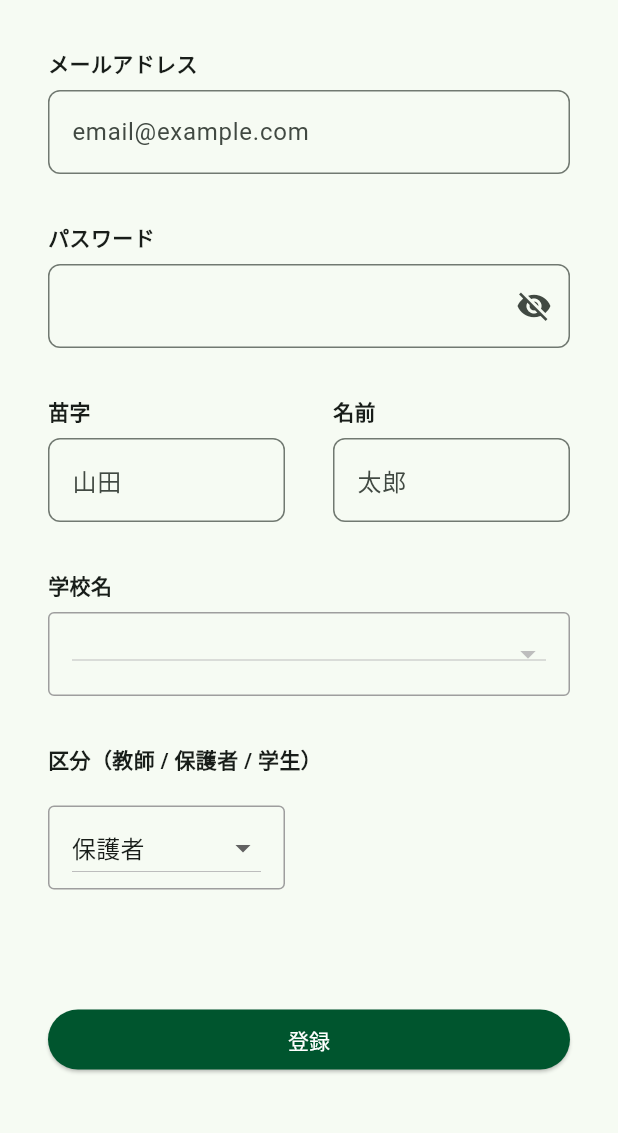
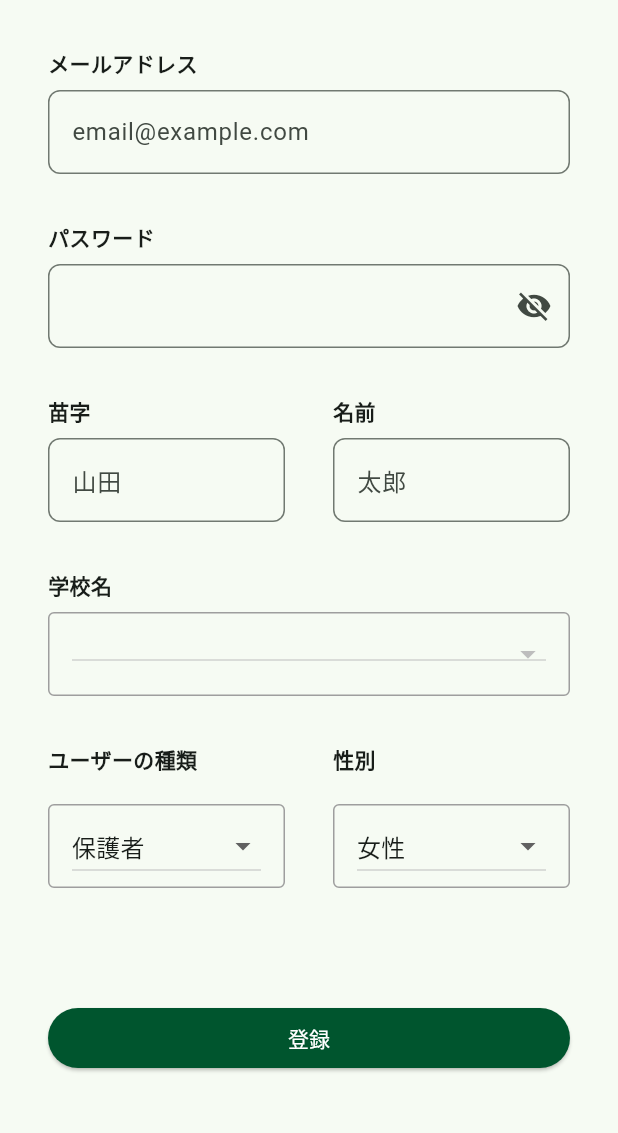
Before and after one commit to KobayashiYoh/document_manager, a Flutter app: the SignUpPage screen opened directly, on a phone screen of 412 x 824 dp, the part 84-1217 px from its top. Run offline on Flutter 3.47's test engine with Material 3 defaults, Android fonts, the phone set to English and light mode, and no system bars; our stand-ins replace cached_network_image, cloud_firestore, firebase_auth, firebase_core, firebase_storage, flutter_dotenv and 6 more; missing offline and left inert: google_mlkit_text_recognition; accounts and stored records are empty; generated files the repository leaves out were written again.

Commit message:
性別選択のドロップダウンメニューを追加

```diff
--- a/lib/pages/sign_up_page.dart
+++ b/lib/pages/sign_up_page.dart
@@ -1,3 +1,4 @@
+import 'package:document_manager/models/gender.dart';
 import 'package:document_manager/models/school.dart';
 import 'package:document_manager/models/user_type.dart';
 import 'package:document_manager/pages/loading_view.dart';
@@ -21,16 +22,6 @@ class SignUpPageState extends ConsumerState<SignUpPage> {
   final _lastNameController = TextEditingController();
   final _firstNameController = TextEditingController();
   final _lastNameKey = GlobalKey();
-
-  String get allUserTypeText {
-    String text = '';
-    for (UserType userType in UserType.values) {
-      text = text.isEmpty
-          ? userType.displayText
-          : '$text / ${userType.displayText}';
-    }
-    return text;
-  }
 
   Future<void> _onPressedSignUp() async {
     final notifier = ref.read(signUpProvider.notifier);
@@ -174,8 +165,11 @@ class SignUpPageState extends ConsumerState<SignUpPage> {
                     ),
                   ),
                   const SizedBox(height: 32.0),
-                  FormItem(
-                    label: '区分（$allUserTypeText）',
+                  Row(
+                    children: [
+                      Expanded(
+                        child: FormItem(
+                          label: 'ユーザーの種類',
                           child: SizedBox(
                             width: state.userTypeFieldWidth,
                             child: Stack(
@@ -209,6 +203,46 @@ class SignUpPageState extends ConsumerState<SignUpPage> {
                             ),
                           ),
                         ),
+                      ),
+                      const SizedBox(width: 32.0),
+                      Expanded(
+                        child: FormItem(
+                          label: '性別',
+                          child: SizedBox(
+                            width: state.userTypeFieldWidth,
+                            child: Stack(
+                              alignment: Alignment.center,
+                              children: [
+                                TextFormField(
+                                  enabled: false,
+                                  decoration: const InputDecoration(
+                                    disabledBorder: OutlineInputBorder(
+                                      borderSide: BorderSide(
+                                        color: Colors.grey,
+                                      ),
+                                    ),
+                                  ),
+                                ),
+                                DropdownButton(
+                                  items: [
+                                    for (Gender gender in Gender.values)
+                                      DropdownMenuItem(
+                                        value: gender,
+                                        child: Text(gender.displayText),
+                                      ),
+                                  ],
+                                  value: state.gender,
+                                  isExpanded: true,
+                                  padding: const EdgeInsets.all(16.0),
+                                  onChanged: notifier.onChangedGender,
+                                ),
+                              ],
+                            ),
+                          ),
+                        ),
+                      ),
+                    ],
+                  ),
                   const SizedBox(height: 64.0),
                   ElevatedButton(
                     onPressed: _onPressedSignUp,
```
Lines whose indentation alone changed are shown as unchanged.
